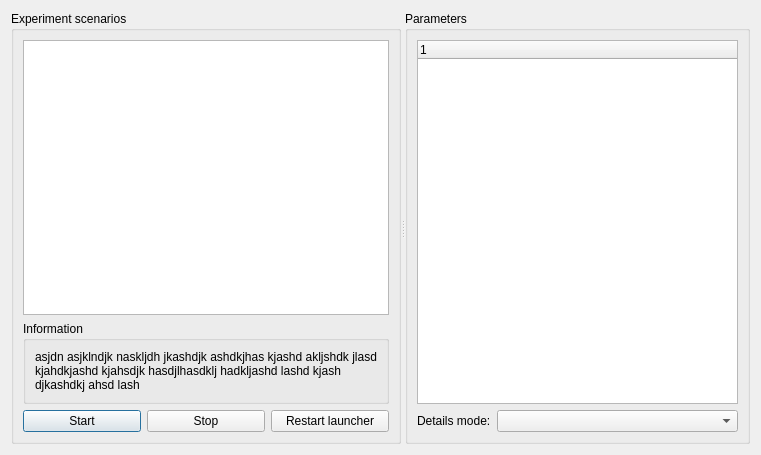
BrainTech/openbci, file obci_control/gui/obci_launcher.ui: the form before one commit.
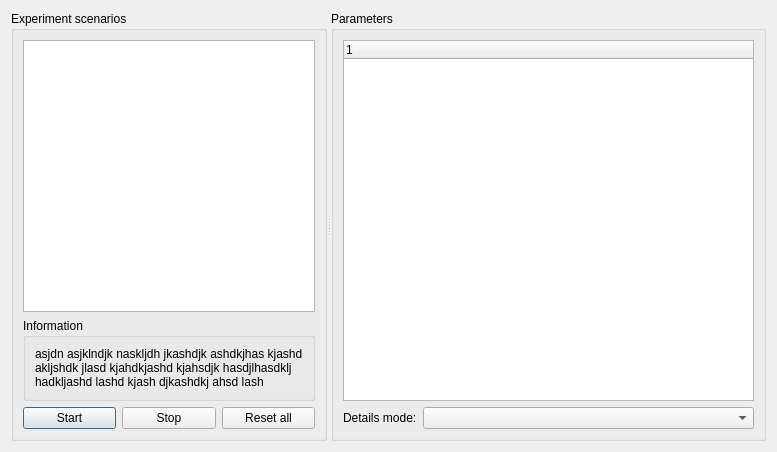
The form after the commit.

Commit message: launcher GUI size corrections

The edit to the form file:
```diff
--- a/obci_control/gui/obci_launcher.ui
+++ b/obci_control/gui/obci_launcher.ui
@@ -6,20 +6,47 @@
    <rect>
     <x>0</x>
     <y>0</y>
-    <width>761</width>
-    <height>455</height>
+    <width>777</width>
+    <height>452</height>
    </rect>
   </property>
+  <property name="sizePolicy">
+   <sizepolicy hsizetype="Preferred" vsizetype="Preferred">
+    <horstretch>0</horstretch>
+    <verstretch>0</verstretch>
+   </sizepolicy>
+  </property>
   <property name="windowTitle">
    <string>Obci Launcher</string>
   </property>
   <layout class="QGridLayout" name="gridLayout">
-   <item row="0" column="0">
+   <item row="0" column="1">
     <widget class="QSplitter" name="splitter">
+     <property name="sizePolicy">
+      <sizepolicy hsizetype="Preferred" vsizetype="Preferred">
+       <horstretch>0</horstretch>
+       <verstretch>0</verstretch>
+      </sizepolicy>
+     </property>
      <property name="orientation">
       <enum>Qt::Horizontal</enum>
      </property>
      <widget class="QGroupBox" name="groupBox">
+      <property name="enabled">
+       <bool>true</bool>
+      </property>
+      <property name="sizePolicy">
+       <sizepolicy hsizetype="Preferred" vsizetype="Preferred">
+        <horstretch>0</horstretch>
+        <verstretch>0</verstretch>
+       </sizepolicy>
+      </property>
+      <property name="baseSize">
+       <size>
+        <width>40</width>
+        <height>0</height>
+       </size>
+      </property>
       <property name="title">
        <string>Experiment scenarios</string>
       </property>
@@ -38,6 +65,12 @@
        </item>
        <item>
         <widget class="QGroupBox" name="groupBox_3">
+         <property name="sizePolicy">
+          <sizepolicy hsizetype="Expanding" vsizetype="Preferred">
+           <horstretch>0</horstretch>
+           <verstretch>0</verstretch>
+          </sizepolicy>
+         </property>
          <property name="minimumSize">
           <size>
            <width>0</width>
@@ -68,6 +101,12 @@
         <layout class="QHBoxLayout" name="horizontalLayout">
          <item>
           <widget class="QPushButton" name="start_button">
+           <property name="sizePolicy">
+            <sizepolicy hsizetype="Preferred" vsizetype="Fixed">
+             <horstretch>0</horstretch>
+             <verstretch>0</verstretch>
+            </sizepolicy>
+           </property>
            <property name="text">
             <string>Start</string>
            </property>
@@ -75,6 +114,12 @@
          </item>
          <item>
           <widget class="QPushButton" name="stop_button">
+           <property name="sizePolicy">
+            <sizepolicy hsizetype="Preferred" vsizetype="Fixed">
+             <horstretch>0</horstretch>
+             <verstretch>0</verstretch>
+            </sizepolicy>
+           </property>
            <property name="text">
             <string>Stop</string>
            </property>
@@ -82,8 +127,14 @@
          </item>
          <item>
           <widget class="QPushButton" name="reset_button">
+           <property name="sizePolicy">
+            <sizepolicy hsizetype="Preferred" vsizetype="Fixed">
+             <horstretch>0</horstretch>
+             <verstretch>0</verstretch>
+            </sizepolicy>
+           </property>
            <property name="text">
-            <string>Restart launcher</string>
+            <string>Reset all</string>
            </property>
           </widget>
          </item>
@@ -92,12 +143,36 @@
       </layout>
      </widget>
      <widget class="QGroupBox" name="parameters_of">
+      <property name="sizePolicy">
+       <sizepolicy hsizetype="MinimumExpanding" vsizetype="Preferred">
+        <horstretch>2</horstretch>
+        <verstretch>0</verstretch>
+       </sizepolicy>
+      </property>
+      <property name="minimumSize">
+       <size>
+        <width>0</width>
+        <height>0</height>
+       </size>
+      </property>
       <property name="title">
        <string>Parameters</string>
       </property>
       <layout class="QGridLayout" name="gridLayout_3">
        <item row="0" column="0">
         <widget class="QTreeWidget" name="parameters">
+         <property name="sizePolicy">
+          <sizepolicy hsizetype="MinimumExpanding" vsizetype="Expanding">
+           <horstretch>0</horstretch>
+           <verstretch>0</verstretch>
+          </sizepolicy>
+         </property>
+         <property name="minimumSize">
+          <size>
+           <width>390</width>
+           <height>1</height>
+          </size>
+         </property>
          <column>
           <property name="text">
            <string notr="true">1</string>
```
Left out of the diff: 5 changed lines with no effect on the pictures. The commit also changes 2 other files.
